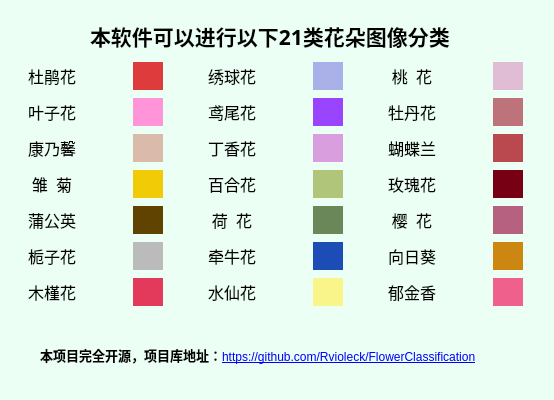
Rvioleck/FlowerClassification, file aboutWindow.ui: the form before one commit.
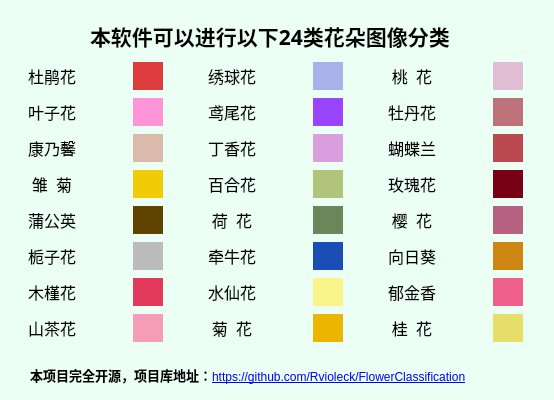
The form after the commit. Icons and pictures are not drawn.

The edit to the form file:
```diff
--- a/aboutWindow.ui
+++ b/aboutWindow.ui
@@ -41,7 +41,7 @@
       <x>20</x>
       <y>60</y>
       <width>151</width>
-      <height>251</height>
+      <height>284</height>
      </rect>
     </property>
     <property name="font">
@@ -722,6 +722,100 @@
        </item>
       </layout>
      </item>
+     <item>
+      <layout class="QHBoxLayout" name="horizontalLayout_6">
+       <item>
+        <widget class="QLabel" name="label_14">
+         <property name="minimumSize">
+          <size>
+           <width>50</width>
+           <height>28</height>
+          </size>
+         </property>
+         <property name="maximumSize">
+          <size>
+           <width>50</width>
+           <height>28</height>
+          </size>
+         </property>
+         <property name="font">
+          <font>
+           <family>黑体</family>
+           <pointsize>12</pointsize>
+           <bold>false</bold>
+          </font>
+         </property>
+         <property name="text">
+          <string>山茶花</string>
+         </property>
+         <property name="alignment">
+          <set>Qt::AlignCenter</set>
+         </property>
+        </widget>
+       </item>
+       <item>
+        <widget class="QLabel" name="label_15">
+         <property name="minimumSize">
+          <size>
+           <width>0</width>
+           <height>28</height>
+          </size>
+         </property>
+         <property name="maximumSize">
+          <size>
+           <width>30</width>
+           <height>28</height>
+          </size>
+         </property>
+         <property name="font">
+          <font>
+           <family>黑体</family>
+           <pointsize>12</pointsize>
+           <bold>false</bold>
+          </font>
+         </property>
+         <property name="scaledContents">
+          <bool>true</bool>
+         </property>
+         <property name="alignment">
+          <set>Qt::AlignCenter</set>
+         </property>
+        </widget>
+       </item>
+       <item>
+        <widget class="QLabel" name="label_16">
+         <property name="minimumSize">
+          <size>
+           <width>0</width>
+           <height>28</height>
+          </size>
+         </property>
+         <property name="maximumSize">
+          <size>
+           <width>30</width>
+           <height>28</height>
+          </size>
+         </property>
+         <property name="font">
+          <font>
+           <family>黑体</family>
+           <pointsize>12</pointsize>
+           <bold>false</bold>
+          </font>
+         </property>
+         <property name="toolTip">
+          <string>RGB(227, 58, 91)</string>
+         </property>
+         <property name="styleSheet">
+          <string notr="true">background-color:rgb(245,156,185)</string>
+         </property>
+         <property name="alignment">
+          <set>Qt::AlignCenter</set>
+         </property>
+        </widget>
+       </item>
+      </layout>
+     </item>
     </layout>
    </widget>
    <widget class="QWidget" name="layoutWidget_4">
@@ -730,7 +824,7 @@
       <x>200</x>
       <y>60</y>
       <width>151</width>
-      <height>251</height>
+      <height>284</height>
      </rect>
     </property>
     <property name="font">
@@ -1384,6 +1478,100 @@
        </item>
       </layout>
      </item>
+     <item>
+      <layout class="QHBoxLayout" name="horizontalLayout_7">
+       <item>
+        <widget class="QLabel" name="label_17">
+         <property name="minimumSize">
+          <size>
+           <width>50</width>
+           <height>28</height>
+          </size>
+         </property>
+         <property name="maximumSize">
+          <size>
+           <width>50</width>
+           <height>28</height>
+          </size>
+         </property>
+         <property name="font">
+          <font>
+           <family>黑体</family>
+           <pointsize>12</pointsize>
+           <bold>false</bold>
+          </font>
+         </property>
+         <property name="text">
+          <string>菊  花</string>
+         </property>
+         <property name="alignment">
+          <set>Qt::AlignCenter</set>
+         </property>
+        </widget>
+       </item>
+       <item>
+        <widget class="QLabel" name="label_18">
+         <property name="minimumSize">
+          <size>
+           <width>0</width>
+           <height>28</height>
+          </size>
+         </property>
+         <property name="maximumSize">
+          <size>
+           <width>30</width>
+           <height>28</height>
+          </size>
+         </property>
+         <property name="font">
+          <font>
+           <family>黑体</family>
+           <pointsize>12</pointsize>
+           <bold>false</bold>
+          </font>
+         </property>
+         <property name="scaledContents">
+          <bool>true</bool>
+         </property>
+         <property name="alignment">
+          <set>Qt::AlignCenter</set>
+         </property>
+        </widget>
+       </item>
+       <item>
+        <widget class="QLabel" name="label_71">
+         <property name="minimumSize">
+          <size>
+           <width>0</width>
+           <height>28</height>
+          </size>
+         </property>
+         <property name="maximumSize">
+          <size>
+           <width>30</width>
+           <height>28</height>
+          </size>
+         </property>
+         <property name="font">
+          <font>
+           <family>黑体</family>
+           <pointsize>12</pointsize>
+           <bold>false</bold>
+          </font>
+         </property>
+         <property name="toolTip">
+          <string>RGB(227, 58, 91)</string>
+         </property>
+         <property name="styleSheet">
+          <string notr="true">background-color:rgb(236, 181, 1)</string>
+         </property>
+         <property name="alignment">
+          <set>Qt::AlignCenter</set>
+         </property>
+        </widget>
+       </item>
+      </layout>
+     </item>
     </layout>
    </widget>
    <widget class="QWidget" name="layoutWidget_6">
@@ -1392,7 +1580,7 @@
       <x>380</x>
       <y>60</y>
       <width>151</width>
-      <height>251</height>
+      <height>284</height>
      </rect>
     </property>
     <property name="font">
@@ -2064,6 +2252,100 @@
        </item>
       </layout>
      </item>
+     <item>
+      <layout class="QHBoxLayout" name="horizontalLayout_25">
+       <item>
+        <widget class="QLabel" name="label_72">
+         <property name="minimumSize">
+          <size>
+           <width>50</width>
+           <height>28</height>
+          </size>
+         </property>
+         <property name="maximumSize">
+          <size>
+           <width>50</width>
+           <height>28</height>
+          </size>
+         </property>
+         <property name="font">
+          <font>
+           <family>黑体</family>
+           <pointsize>12</pointsize>
+           <bold>false</bold>
+          </font>
+         </property>
+         <property name="text">
+          <string>桂  花</string>
+         </property>
+         <property name="alignment">
+          <set>Qt::AlignCenter</set>
+         </property>
+        </widget>
+       </item>
+       <item>
+        <widget class="QLabel" name="label_73">
+         <property name="minimumSize">
+          <size>
+           <width>0</width>
+           <height>28</height>
+          </size>
+         </property>
+         <property name="maximumSize">
+          <size>
+           <width>30</width>
+           <height>28</height>
+          </size>
+         </property>
+         <property name="font">
+          <font>
+           <family>黑体</family>
+           <pointsize>12</pointsize>
+           <bold>false</bold>
+          </font>
+         </property>
+         <property name="scaledContents">
+          <bool>true</bool>
+         </property>
+         <property name="alignment">
+          <set>Qt::AlignCenter</set>
+         </property>
+        </widget>
+       </item>
+       <item>
+        <widget class="QLabel" name="label_74">
+         <property name="minimumSize">
+          <size>
+           <width>0</width>
+           <height>28</height>
+          </size>
+         </property>
+         <property name="maximumSize">
+          <size>
+           <width>30</width>
+           <height>28</height>
+          </size>
+         </property>
+         <property name="font">
+          <font>
+           <family>黑体</family>
+           <pointsize>12</pointsize>
+           <bold>false</bold>
+          </font>
+         </property>
+         <property name="toolTip">
+          <string>RGB(227, 58, 91)</string>
+         </property>
+         <property name="styleSheet">
+          <string notr="true">background-color:rgb(229, 223, 105)</string>
+         </property>
+         <property name="alignment">
+          <set>Qt::AlignCenter</set>
+         </property>
+        </widget>
+       </item>
+      </layout>
+     </item>
     </layout>
    </widget>
    <widget class="QLabel" name="label_70">
@@ -2083,14 +2365,14 @@
      </font>
     </property>
     <property name="text">
-     <string>本软件可以进行以下21类花朵图像分类</string>
+     <string>本软件可以进行以下24类花朵图像分类</string>
     </property>
    </widget>
    <widget class="QLabel" name="label_13">
     <property name="geometry">
      <rect>
-      <x>40</x>
-      <y>340</y>
+      <x>30</x>
+      <y>360</y>
       <width>471</width>
       <height>31</height>
      </rect>
```
